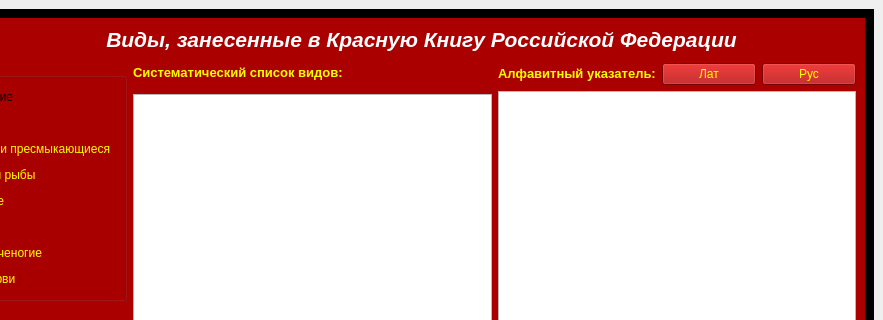
Qt form redbook.ui (dpq/gaia) before a commit; both pictures show x 139 to 1022 and y 0 to 320 of the 1022 by 783 pixel window.
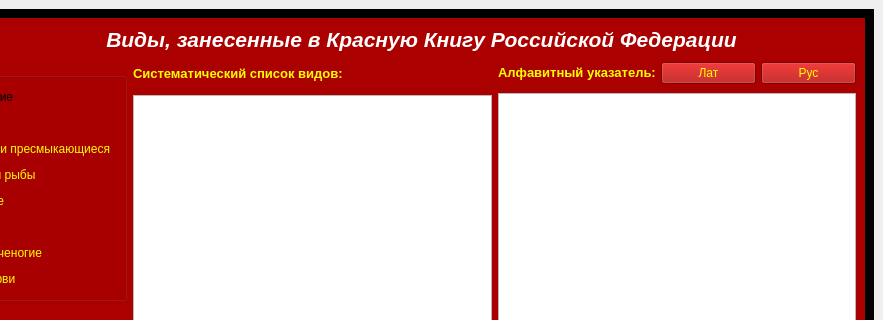
The same form after that commit. The open tabs and pages were chosen to show the change. Icons and pictures are not drawn. Custom widgets are drawn as their Qt base class.

Commit message: Separated logic from the UI, removing the necessity for a custom UI loader and a custom QStackedWidget implementation.

Diff of the .ui file:
```diff
--- a/redbook.ui
+++ b/redbook.ui
@@ -15,7 +15,7 @@
   <widget class="QWidget" name="centralwidget" >
    <layout class="QGridLayout" >
     <item row="0" column="0" >
-     <widget class="Stack" name="stackedWidget" >
+     <widget class="QStackedWidget" name="stackedWidget" >
       <property name="autoFillBackground" >
        <bool>false</bool>
       </property>
@@ -468,7 +468,7 @@
                  <property name="minimumSize" >
                   <size>
                    <width>0</width>
-                   <height>30</height>
+                   <height>31</height>
                   </size>
                  </property>
                  <property name="text" >
@@ -520,16 +520,28 @@
              </item>
              <item>
               <layout class="QVBoxLayout" >
+               <property name="spacing" >
+                <number>5</number>
+               </property>
                <item>
                 <layout class="QHBoxLayout" >
+                 <property name="spacing" >
+                  <number>-1</number>
+                 </property>
                  <property name="topMargin" >
-                  <number>5</number>
+                  <number>0</number>
                  </property>
                  <property name="bottomMargin" >
                   <number>0</number>
                  </property>
                  <item>
                   <widget class="QLabel" name="alphaLabel" >
+                   <property name="minimumSize" >
+                    <size>
+                     <width>0</width>
+                     <height>30</height>
+                    </size>
+                   </property>
                    <property name="text" >
                     <string>&lt;!DOCTYPE HTML PUBLIC "-//W3C//DTD HTML 4.0//EN" "http://www.w3.org/TR/REC-html40/strict.dtd">
 &lt;html>&lt;head>&lt;meta name="qrichtext" content="1" />&lt;style type="text/css">
@@ -909,7 +921,7 @@
      <x>0</x>
      <y>0</y>
      <width>1022</width>
-     <height>30</height>
+     <height>29</height>
     </rect>
    </property>
   </widget>
@@ -924,14 +936,6 @@
    </property>
   </action>
  </widget>
- <customwidgets>
-  <customwidget>
-   <class>Stack</class>
-   <extends>QStackedWidget</extends>
-   <header>stack.h</header>
-   <container>1</container>
-  </customwidget>
- </customwidgets>
  <resources>
   <include location="redbook.qrc" />
  </resources>
```
The commit also changes 6 other files.
